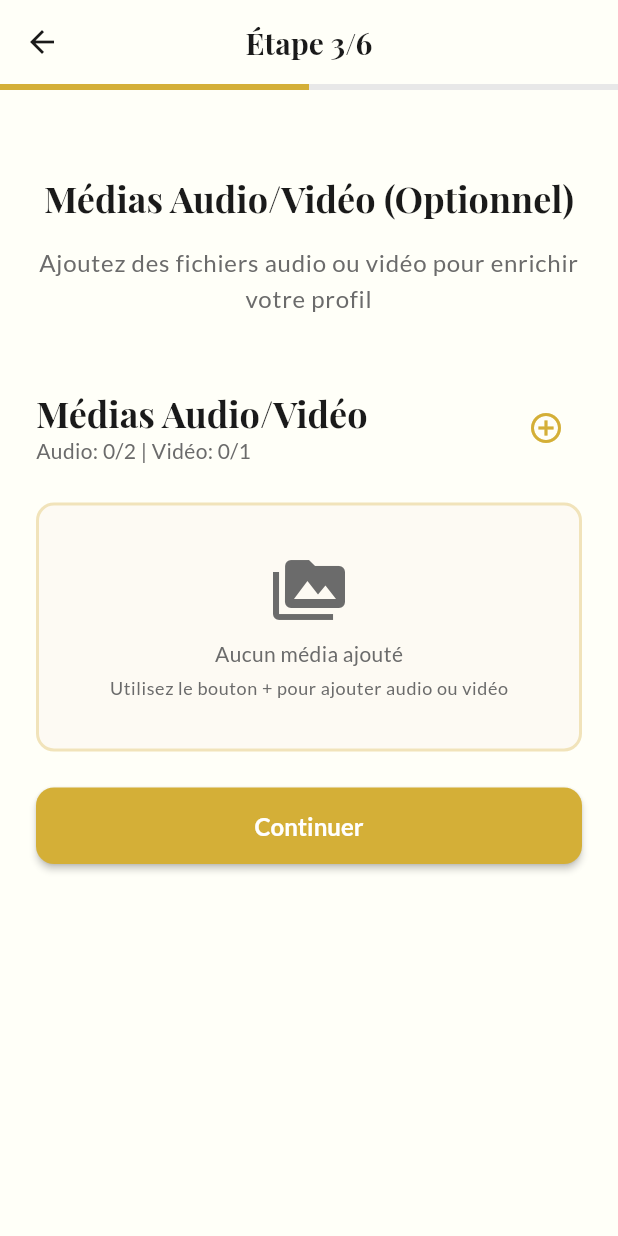
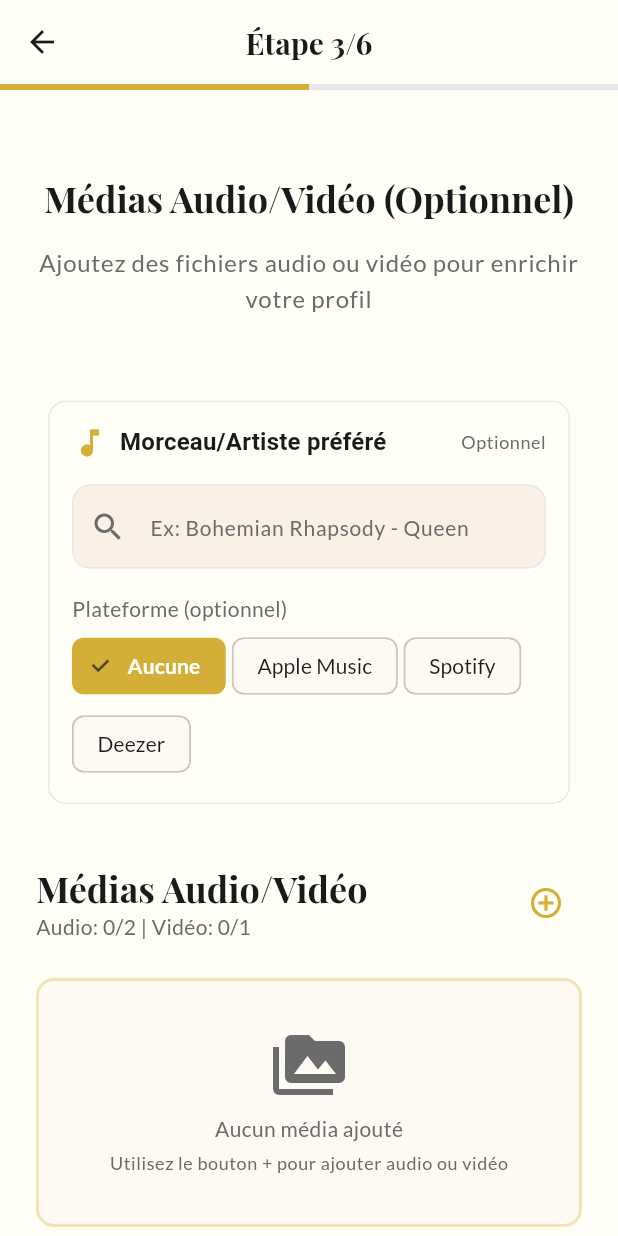
Before and after one commit to marcucus/GoldWen-App-Frontend, a Flutter app: the ProfileSetupPage screen opened by its route, swiped to page 3, on a phone screen of 412 x 824 dp. Run offline on Flutter 3.47's test engine with Material 3 defaults, Android fonts, the phone set to English and light mode, and no system bars; our stand-ins replace audioplayers, cached_network_image, dio, emoji_picker_flutter, file_picker, firebase_core and 15 more; missing offline and left inert: mixpanel_flutter, purchases_flutter; accounts and stored records are empty; network calls fail; project files that could hold a hidden picture were left out.

Commit message:
Add favorite song feature and fix video gallery selection
Co-authored-by: marcucus <43345482+marcucus@users.noreply.github.com>

````diff
--- a/lib/core/models/profile.dart
+++ b/lib/core/models/profile.dart
@@ -25,6 +25,7 @@ class Profile {
   final List<MediaFile> mediaFiles;
   final List<PersonalityAnswer> personalityAnswers;
   final List<PromptAnswer> promptAnswers;
+  final String? favoriteSong;
   final bool isComplete;
   final DateTime createdAt;
   final DateTime updatedAt;
@@ -55,6 +56,7 @@ class Profile {
     this.mediaFiles = const [],
     this.personalityAnswers = const [],
     this.promptAnswers = const [],
+    this.favoriteSong,
     required this.isComplete,
     required this.createdAt,
     required this.updatedAt,
@@ -130,6 +132,7 @@ class Profile {
               ?.map((e) => PromptAnswer.fromJson(e as Map<String, dynamic>))
               .toList() ??
           [],
+      favoriteSong: json['favoriteSong'] as String?,
       isComplete: json['isComplete'] as bool? ?? false,
       createdAt: DateTime.parse(json['createdAt'] as String),
       updatedAt: DateTime.parse(json['updatedAt'] as String),
@@ -163,6 +166,7 @@ class Profile {
       'mediaFiles': mediaFiles.map((m) => m.toJson()).toList(),
       'personalityAnswers': personalityAnswers.map((a) => a.toJson()).toList(),
       'promptAnswers': promptAnswers.map((a) => a.toJson()).toList(),
+      if (favoriteSong != null) 'favoriteSong': favoriteSong,
       'isComplete': isComplete,
       'createdAt': createdAt.toIso8601String(),
       'updatedAt': updatedAt.toIso8601String(),
--- a/lib/features/matching/pages/profile_detail_page.dart
+++ b/lib/features/matching/pages/profile_detail_page.dart
@@ -188,6 +188,17 @@ class ProfileDetailPage extends StatelessWidget {
                   ),
 
                   const SizedBox(height: AppSpacing.xl),
+
+                  // Favorite song section
+                  if (profile.favoriteSong != null) ...[
+                    _buildSection(
+                      context,
+                      'Morceau/Artiste préféré',
+                      profile.favoriteSong,
+                      Icons.music_note,
+                    ),
+                    const SizedBox(height: AppSpacing.xl),
+                  ],
 
                   // Prompts section
                   Text(
--- a/lib/features/profile/pages/profile_setup_page.dart
+++ b/lib/features/profile/pages/profile_setup_page.dart
@@ -12,6 +12,7 @@ import '../../../shared/widgets/enhanced_input.dart';
 import '../providers/profile_provider.dart';
 import '../widgets/photo_management_widget.dart';
 import '../widgets/media_management_widget.dart';
+import '../widgets/favorite_song_widget.dart';
 import '../widgets/profile_completion_widget.dart';
 import '../widgets/prompt_selection_widget.dart';
 import '../../auth/providers/auth_provider.dart';
@@ -472,7 +473,18 @@ class _ProfileSetupPageState extends State<ProfileSetupPage> {
           const SizedBox(height: AppSpacing.xxl),
           Consumer<ProfileProvider>(
             builder: (context, profileProvider, child) {
-              return MediaManagementWidget(
+              return Column(
+                children: [
+                  // Favorite Song Widget
+                  FavoriteSongWidget(
+                    favoriteSong: profileProvider.favoriteSong,
+                    onChanged: (song) {
+                      profileProvider.updateFavoriteSong(song);
+                    },
+                  ),
+                  const SizedBox(height: AppSpacing.xl),
+                  // Media Files Widget
+                  MediaManagementWidget(
                     mediaFiles: profileProvider.mediaFiles,
                     onMediaFilesChanged: (mediaFiles) {
                       profileProvider.updateMediaFiles(mediaFiles);
@@ -480,6 +492,8 @@ class _ProfileSetupPageState extends State<ProfileSetupPage> {
                     maxAudioFiles: 2,
                     maxVideoFiles: 1,
                     showAddButton: true,
+                  ),
+                ],
               );
             },
           ),
--- a/lib/features/profile/providers/profile_provider.dart
+++ b/lib/features/profile/providers/profile_provider.dart
@@ -34,6 +34,7 @@ class ProfileProvider with ChangeNotifier {
   int? _height;
   List<String> _interests = [];
   List<String> _languages = [];
+  String? _favoriteSong;
   ProfileCompletion? _profileCompletion;
 
   String? get name => _name;
@@ -42,6 +43,7 @@ class ProfileProvider with ChangeNotifier {
   String? get bio => _bio;
   List<Photo> get photos => _photos;
   List<MediaFile> get mediaFiles => _mediaFiles;
+  String? get favoriteSong => _favoriteSong;
   List<String> get prompts => _prompts;
   Map<String, dynamic> get personalityAnswers => _personalityAnswers;
   List<PersonalityQuestion> get personalityQuestions => _personalityQuestions;
@@ -110,6 +112,11 @@ class ProfileProvider with ChangeNotifier {
   void updateMediaFiles(List<MediaFile> mediaFiles) {
     _mediaFiles = List.from(mediaFiles);
     _checkProfileCompletion();
+    notifyListeners();
+  }
+
+  void updateFavoriteSong(String? favoriteSong) {
+    _favoriteSong = favoriteSong;
     notifyListeners();
   }
 
@@ -429,6 +436,7 @@ class ProfileProvider with ChangeNotifier {
         if (_height != null) 'height': _height,
         if (_interests.isNotEmpty) 'interests': _interests,
         if (_languages.isNotEmpty) 'languages': _languages,
+        if (_favoriteSong != null) 'favoriteSong': _favoriteSong,
       };
 
       print('Saving profile data: $profileData');
@@ -538,6 +546,9 @@ class ProfileProvider with ChangeNotifier {
       } else {
         _mediaFiles.clear();
       }
+
+      // Load favorite song
+      _favoriteSong = profileData['favoriteSong'];
 
       _prompts = List<String>.from(profileData['prompts'] ?? []);
       _personalityAnswers =
--- /dev/null
+++ b/lib/features/profile/widgets/favorite_song_widget.dart
@@ -0,0 +1,229 @@
+import 'package:flutter/material.dart';
+import '../../../core/theme/app_theme.dart';
+
+/// A widget for selecting and displaying a favorite song or artist.
+///
+/// This widget allows users to:
+/// - Enter their favorite song or artist name
+/// - Optionally specify the music platform (Apple Music, Spotify, Deezer)
+/// - Clear the selection
+///
+/// Example usage:
+/// ```dart
+/// FavoriteSongWidget(
+///   favoriteSong: profileProvider.favoriteSong,
+///   onChanged: (song) => profileProvider.updateFavoriteSong(song),
+/// )
+/// ```
+class FavoriteSongWidget extends StatefulWidget {
+  final String? favoriteSong;
+  final Function(String?) onChanged;
+  final bool isOptional;
+
+  const FavoriteSongWidget({
+    super.key,
+    this.favoriteSong,
+    required this.onChanged,
+    this.isOptional = true,
+  });
+
+  @override
+  State<FavoriteSongWidget> createState() => _FavoriteSongWidgetState();
+}
+
+class _FavoriteSongWidgetState extends State<FavoriteSongWidget> {
+  final TextEditingController _songController = TextEditingController();
+  String _selectedPlatform = 'Aucune';
+
+  @override
+  void initState() {
+    super.initState();
+    if (widget.favoriteSong != null) {
+      _parseFavoriteSong(widget.favoriteSong!);
+    }
+  }
+
+  @override
+  void dispose() {
+    _songController.dispose();
+    super.dispose();
+  }
+
+  void _parseFavoriteSong(String favoriteSong) {
+    // Parse format: "Song Name - Artist (Platform)"
+    // or just "Song Name - Artist"
+    final platformMatch = RegExp(r'\((.*?)\)$').firstMatch(favoriteSong);
+    if (platformMatch != null) {
+      _selectedPlatform = platformMatch.group(1) ?? 'Aucune';
+      _songController.text =
+          favoriteSong.substring(0, platformMatch.start).trim();
+    } else {
+      _songController.text = favoriteSong;
+      _selectedPlatform = 'Aucune';
+    }
+  }
+
+  String? _buildFavoriteSongString() {
+    if (_songController.text.trim().isEmpty) {
+      return null;
+    }
+
+    String result = _songController.text.trim();
+    if (_selectedPlatform != 'Aucune') {
+      result += ' ($_selectedPlatform)';
+    }
+    return result;
+  }
+
+  void _updateFavoriteSong() {
+    widget.onChanged(_buildFavoriteSongString());
+  }
+
+  @override
+  Widget build(BuildContext context) {
+    return Card(
+      elevation: 0,
+      shape: RoundedRectangleBorder(
+        borderRadius: BorderRadius.circular(AppBorderRadius.medium),
+        side: BorderSide(
+          color: AppColors.dividerLight,
+          width: 1,
+        ),
+      ),
+      child: Padding(
+        padding: const EdgeInsets.all(AppSpacing.md),
+        child: Column(
+          crossAxisAlignment: CrossAxisAlignment.start,
+          children: [
+            Row(
+              children: [
+                Icon(
+                  Icons.music_note,
+                  color: AppColors.primaryGold,
+                  size: 24,
+                ),
+                const SizedBox(width: AppSpacing.sm),
+                Expanded(
+                  child: Text(
+                    'Morceau/Artiste préféré',
+                    style: Theme.of(context).textTheme.titleMedium?.copyWith(
+                          fontWeight: FontWeight.bold,
+                        ),
+                  ),
+                ),
+                if (widget.isOptional)
+                  Text(
+                    'Optionnel',
+                    style: Theme.of(context).textTheme.bodySmall?.copyWith(
+                          color: AppColors.textSecondary,
+                        ),
+                  ),
+              ],
+            ),
+            const SizedBox(height: AppSpacing.md),
+            TextField(
+              controller: _songController,
+              decoration: InputDecoration(
+                hintText: 'Ex: Bohemian Rhapsody - Queen',
+                prefixIcon: Icon(Icons.search, color: AppColors.textSecondary),
+                suffixIcon: _songController.text.isNotEmpty
+                    ? IconButton(
+                        icon: Icon(Icons.clear, color: AppColors.textSecondary),
+                        onPressed: () {
+                          setState(() {
+                            _songController.clear();
+                            _updateFavoriteSong();
+                          });
+                        },
+                      )
+                    : null,
+                border: OutlineInputBorder(
+                  borderRadius: BorderRadius.circular(AppBorderRadius.medium),
+                  borderSide: BorderSide(color: AppColors.dividerLight),
+                ),
+                enabledBorder: OutlineInputBorder(
+                  borderRadius: BorderRadius.circular(AppBorderRadius.medium),
+                  borderSide: BorderSide(color: AppColors.dividerLight),
+                ),
+                focusedBorder: OutlineInputBorder(
+                  borderRadius: BorderRadius.circular(AppBorderRadius.medium),
+                  borderSide: BorderSide(color: AppColors.primaryGold, width: 2),
+                ),
+              ),
+              onChanged: (value) {
+                setState(() {
+                  _updateFavoriteSong();
+                });
+              },
+            ),
+            const SizedBox(height: AppSpacing.md),
+            Text(
+              'Plateforme (optionnel)',
+              style: Theme.of(context).textTheme.bodyMedium?.copyWith(
+                    color: AppColors.textSecondary,
+                  ),
+            ),
+            const SizedBox(height: AppSpacing.xs),
+            Wrap(
+              spacing: AppSpacing.xs,
+              runSpacing: AppSpacing.xs,
+              children: [
+                'Aucune',
+                'Apple Music',
+                'Spotify',
+                'Deezer',
+              ].map((platform) {
+                final isSelected = _selectedPlatform == platform;
+                return ChoiceChip(
+                  label: Text(platform),
+                  selected: isSelected,
+                  onSelected: (selected) {
+                    setState(() {
+                      _selectedPlatform = platform;
+                      _updateFavoriteSong();
+                    });
+                  },
+                  selectedColor: AppColors.primaryGold,
+                  backgroundColor: AppColors.accentCream.withOpacity(0.3),
+                  labelStyle: TextStyle(
+                    color: isSelected ? Colors.white : AppColors.textDark,
+                    fontWeight:
+                        isSelected ? FontWeight.bold : FontWeight.normal,
+                  ),
+                );
+              }).toList(),
+            ),
+            if (_buildFavoriteSongString() != null) ...[
+              const SizedBox(height: AppSpacing.md),
+              Container(
+                padding: const EdgeInsets.all(AppSpacing.sm),
+                decoration: BoxDecoration(
+                  color: AppColors.accentCream.withOpacity(0.3),
+                  borderRadius: BorderRadius.circular(AppBorderRadius.small),
+                ),
+                child: Row(
+                  children: [
+                    Icon(
+                      Icons.check_circle,
+                      color: AppColors.success,
+                      size: 20,
+                    ),
+                    const SizedBox(width: AppSpacing.xs),
+                    Expanded(
+                      child: Text(
+                        _buildFavoriteSongString()!,
+                        style: Theme.of(context).textTheme.bodyMedium?.copyWith(
+                              color: AppColors.textDark,
+                            ),
+                      ),
+                    ),
+                  ],
+                ),
+              ),
+            ],
+          ],
+        ),
+      ),
+    );
+  }
+}
````
Also changed, not shown: lib/features/profile/widgets/media_management_widget.dart (+74 -2 lines). Lines whose indentation alone changed are shown as unchanged.
